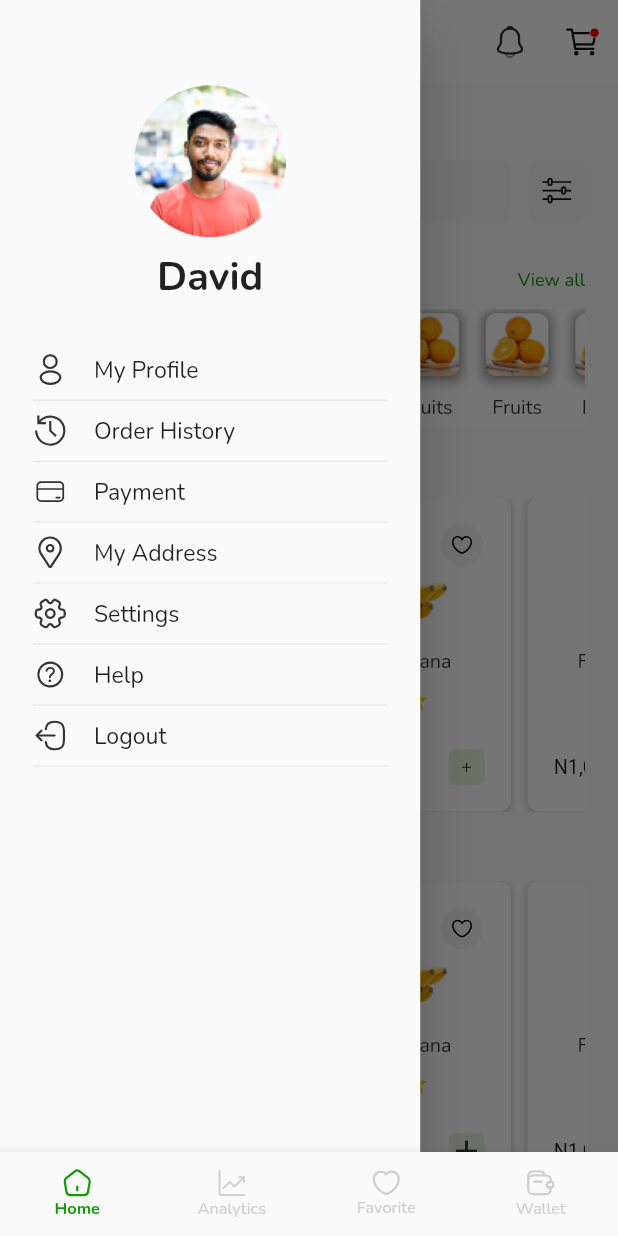
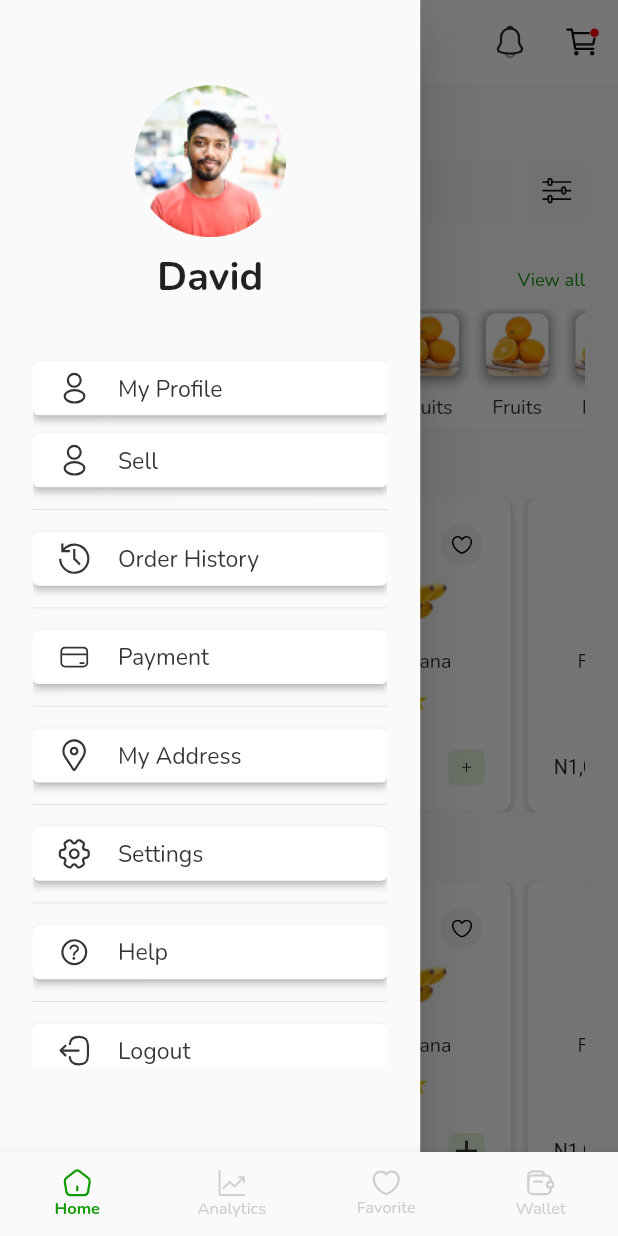
Before and after one commit to Gfash436/GoFarmNG, a Flutter app: the HomeScreen screen opened directly, with the side drawer open, on a phone screen of 412 x 824 dp. Run offline on Flutter 3.47's test engine with Material 2 defaults, Android fonts, the phone set to English and light mode, and no system bars; our stand-ins replace dropdown_button2, flutter_svg, google_sign_in, shared_preferences; accounts and stored records are empty.

Commit message:
Just now

```diff
--- a/lib/Screens/favorite_screen/favorite_screen.dart
+++ b/lib/Screens/favorite_screen/favorite_screen.dart
@@ -2,6 +2,7 @@ import 'package:flutter/material.dart';
 import 'package:gofarmng/Constants/size_config.dart';
 
 import '../../Widgets/search_textformfield.dart';
+import '../analytics_screen/analytics_screen.dart';
 import '../home_screen/app_bar.dart';
 import '../home_screen/app_drawer.dart';
 import 'fovorite_components.dart';
--- a/lib/Screens/home_screen/app_drawer.dart
+++ b/lib/Screens/home_screen/app_drawer.dart
@@ -10,7 +10,8 @@ import '../Authentication/loginPage.dart';
 
 class AppDrawer extends StatelessWidget {
   final GoogleSignInAccount? user;
-  const AppDrawer({Key? key, this.user}) : super(key: key);
+
+  AppDrawer({Key? key, this.user}) : super(key: key);
 
   @override
   Widget build(BuildContext context) {
@@ -20,19 +21,13 @@ class AppDrawer extends StatelessWidget {
         child: Drawer(
           child: Padding(
             padding: EdgeInsets.symmetric(
-                horizontal: getProportionateScreenWidth(
-                  20,
-                ),
-                vertical: getProportionateScreenHeight(
-                  56,
-                )),
+                horizontal: getProportionateScreenWidth(20),
+                vertical: getProportionateScreenHeight(56)),
             child: Column(
               children: [
-                Container(
-                  // height: getProportionateScreenHeight(141),
+                SizedBox(
                     width: getProportionateScreenHeight(100),
-                  child: Column(
-                    children: [
+                    child: Column(children: [
                       CircleAvatar(
                         foregroundColor: Colors.white,
                         backgroundColor: Colors.white,
@@ -40,42 +35,54 @@ class AppDrawer extends StatelessWidget {
                         backgroundImage:
                             const AssetImage("assets/images/profilePix.png"),
                       ),
-                      SizedBox(
-                        height: getProportionateScreenHeight(
-                          8,
-                        ),
-                      ),
+                      SizedBox(height: getProportionateScreenHeight(8)),
                       myText(
                           text: 'David',
                           fontWeight: FontWeight.bold,
-                        fontSize: getProportionateScreenWidth(
-                          24,
-                        ),
-                      ),
-                    ],
-                  ),
-                ),
-                SizedBox(
-                  height: getProportionateScreenHeight(
-                    32,
-                  ),
-                ),
+                          fontSize: getProportionateScreenWidth(24))
+                    ])),
+                SizedBox(height: getProportionateScreenHeight(32)),
                 Expanded(
+                  child: SingleChildScrollView(
                     child: Column(
                       children: [
                         drawerButton(context, 'My Profile',
                             'assets/icons/Myprofile.svg', () {}),
+                        // Divider(
+                        //     thickness: .5,
+                        //     height: getProportionateScreenWidth(16)),
+                        drawerButton(context, 'Sell',
+                            'assets/icons/Myprofile.svg', () {}),
+                        Divider(
+                            thickness: .5,
+                            height: getProportionateScreenWidth(16)),
                         drawerButton(context, 'Order History',
                             'assets/icons/history.svg', () {}),
+                        Divider(
+                            thickness: .5,
+                            height: getProportionateScreenWidth(16)),
                         drawerButton(context, 'Payment',
                             'assets/icons/payment.svg', () {}),
+                        Divider(
+                            thickness: .5,
+                            height: getProportionateScreenWidth(16)),
                         drawerButton(context, 'My Address',
                             'assets/icons/location.svg', () {}),
+                        Divider(
+                            thickness: .5,
+                            height: getProportionateScreenWidth(16)),
                         drawerButton(context, 'Settings',
                             'assets/icons/settings.svg', () {}),
+                        Divider(
+                            thickness: .5,
+                            height: getProportionateScreenWidth(16)),
                         drawerButton(
                             context, 'Help', 'assets/icons/help.svg', () {}),
-                      drawerButton(context, 'Logout', 'assets/icons/logout.svg',
+                        Divider(
+                            thickness: .5,
+                            height: getProportionateScreenWidth(16)),
+                        drawerButton(
+                            context, 'Logout', 'assets/icons/logout.svg',
                             () async {
                           await GoogleSignInApi.logout();
 
@@ -83,6 +90,7 @@ class AppDrawer extends StatelessWidget {
                               .nextPageOnly(page: const LoginPage());
                         }),
                       ],
+                    ),
                   ),
                 ),
               ],
--- a/lib/Screens/home_screen/home_screen.dart
+++ b/lib/Screens/home_screen/home_screen.dart
@@ -9,6 +9,8 @@ import 'bottom_navBar.dart';
 import 'home_screen_body.dart';
 
 class HomeScreen extends StatefulWidget {
+  const HomeScreen({super.key});
+
   @override
   State<HomeScreen> createState() => _HomeScreenState();
 }
@@ -29,8 +31,6 @@ class _HomeScreenState extends State<HomeScreen> {
     });
   }
 
-  late final GoogleSignInAccount user;
-
   @override
   Widget build(BuildContext context) {
     SizeConfig.init(context);
--- a/lib/Screens/home_screen/home_screen_body.dart
+++ b/lib/Screens/home_screen/home_screen_body.dart
@@ -6,6 +6,7 @@ import 'package:google_sign_in/google_sign_in.dart';
 import '../../Constants/size_config.dart';
 import '../../Widgets/myText.dart';
 import '../../Widgets/search_textformfield.dart';
+import '../analytics_screen/analytics_screen.dart';
 import 'newest_arrival.dart';
 import 'popular_categories.dart';
 import 'top_selling_products.dart';
--- a/lib/Widgets/button.dart
+++ b/lib/Widgets/button.dart
@@ -1,5 +1,6 @@
 import 'package:flutter/material.dart';
 import 'package:flutter_svg/svg.dart';
+import 'package:gofarmng/Styles/colors.dart';
 import 'package:gofarmng/Styles/colors.dart';
 
 import '../Constants/size_config.dart';
@@ -71,7 +72,7 @@ Widget googleButton(
               color: status == false ? white : green,
               borderRadius: BorderRadius.circular(16),
               border: Border.all(color: grey)),
-          width: MediaQuery.of(context!).size.width,
+          width: double.infinity,
           child: Row(
             mainAxisAlignment: MainAxisAlignment.center,
             children: [
@@ -88,12 +89,12 @@ Widget googleButton(
           )));
 }
 
-Column drawerButton(
+Widget drawerButton(
     BuildContext context, String title, String icon, VoidCallback tap) {
-  return Column(children: [
-    GestureDetector(
-      onTap: tap,
-      child: SizedBox(
+  return SizedBox(
+    child: ElevatedButton(
+      style: ElevatedButton.styleFrom(backgroundColor: white),
+      onPressed: tap,
       child: Row(
         children: [
           SvgPicture.asset(
@@ -108,15 +109,11 @@ Column drawerButton(
           ),
           myText(
             text: title,
+            color: textColor,
             fontSize: getProportionateScreenWidth(14),
           ),
         ],
       ),
     ),
-    ),
-    Divider(
-      thickness: .5,
-      height: getProportionateScreenWidth(16),
-    ),
-  ]);
+  );
 }
```
Also changed, not shown: lib/Provider/AuthProvider/authProvider.dart (+17 -0 lines), lib/Screens/Authentication/loginPage.dart (+24 -19 lines), lib/Screens/Seller Screens/Home Screens/sellerHomeScreen.dart (added, +47 -0 lines). Lines whose indentation alone changed are shown as unchanged.
